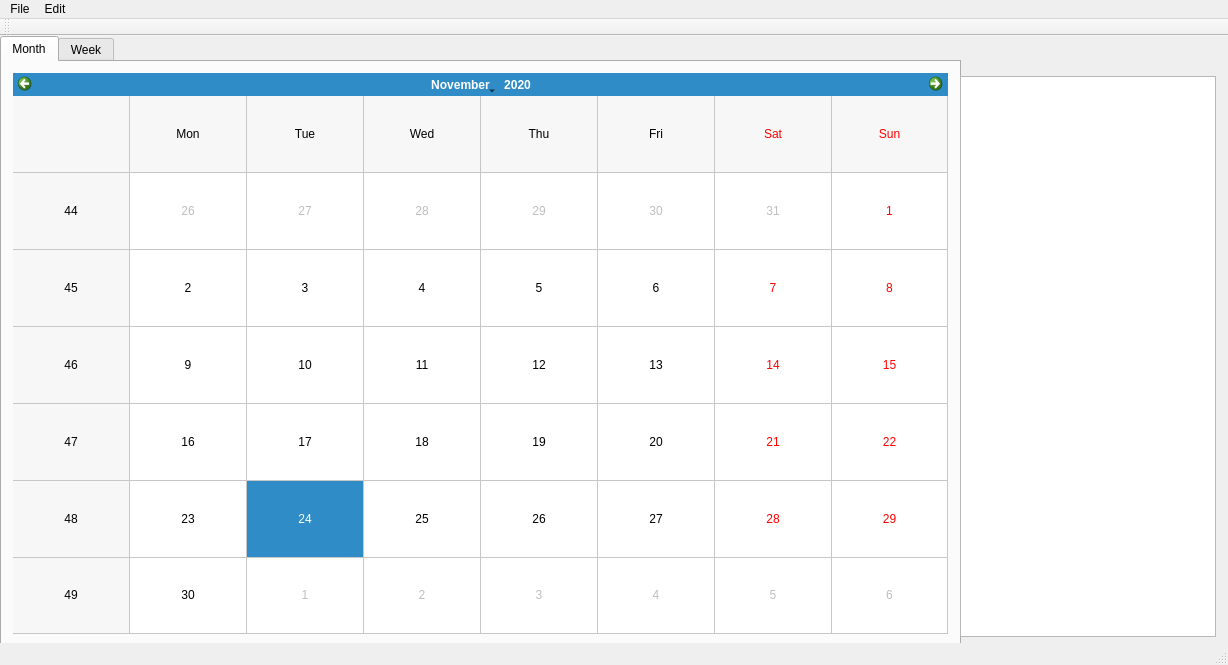
Qt form tudu/forms/mainwindow.ui (SaraKapetinic/VerificationTuduProject) before a commit.
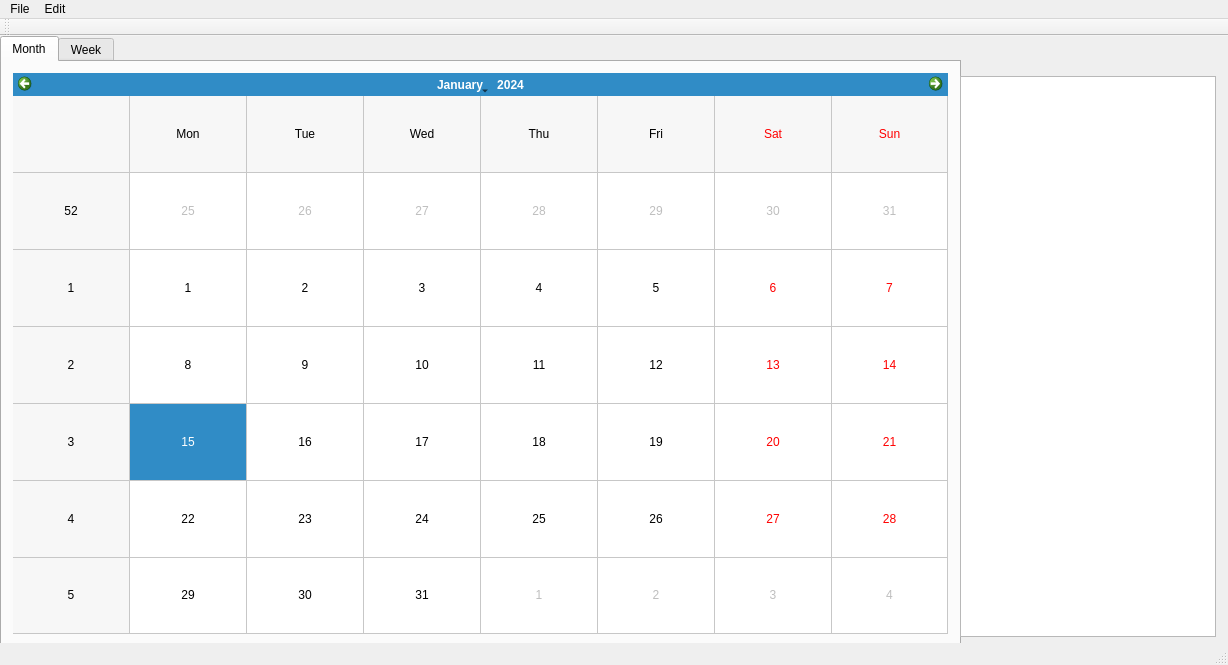
The same form after that commit.

Commit message:
Select the current day in a monthly view
A selected day in a monthly view was set to the fixed date (2020/11/24).
Now, a selected day is set to be a current day, so that we can create a weekly
view based on the current date.

```diff
--- a/tudu/forms/mainwindow.ui
+++ b/tudu/forms/mainwindow.ui
@@ -33,13 +33,6 @@
      <layout class="QHBoxLayout" name="horizontalLayout">
       <item>
        <widget class="QCalendarWidget" name="calendarMonths">
-        <property name="selectedDate">
-         <date>
-          <year>2020</year>
-          <month>11</month>
-          <day>24</day>
-         </date>
-        </property>
         <property name="gridVisible">
          <bool>true</bool>
         </property>
```
